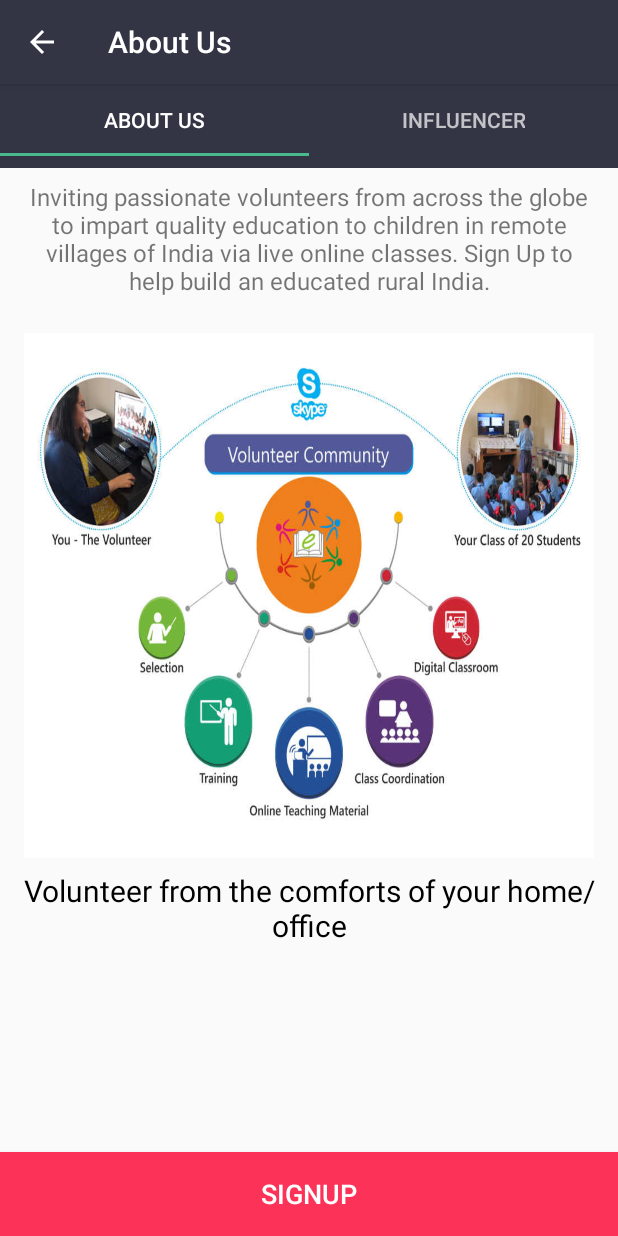
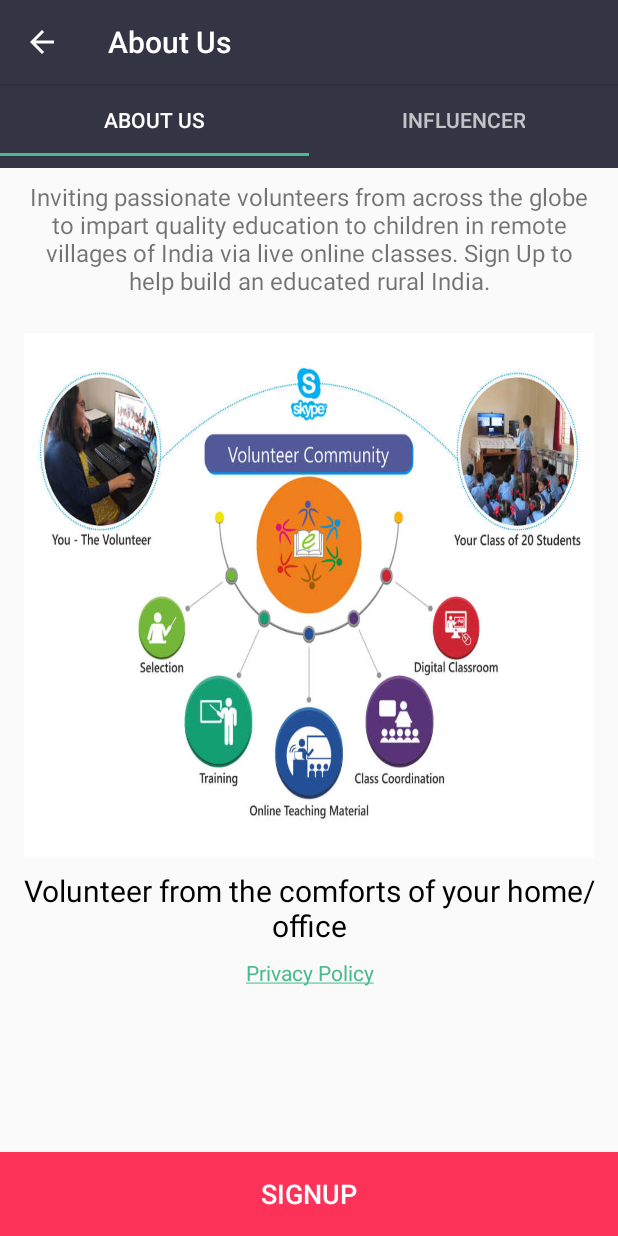
Before and after one commit to headrun/evdandroid, an Android app: the AboutUsFragment screen opened directly, with no data from a screen before it, on a phone screen of 412 x 824 dp. Run offline under Robolectric (Android 15) with nearby library versions, the phone set to English and light mode, and no system bars; our stand-ins replace Volley; libraries missing offline, so code that uses them is left out: com.afollestad.materialdialogs, com.facebook, com.facebook.login; network calls fail; 1 statement that could not run was skipped.

Commit message:
Added Privacy Policy link.

```diff
--- a/app/src/main/AndroidManifest.xml
+++ b/app/src/main/AndroidManifest.xml
@@ -143,6 +143,10 @@
             android:screenOrientation="portrait"
             android:theme="@style/AppTheme1"/>
 
+        <activity android:name=".activity.homePage.PrivacyPolicyActivity"
+            android:screenOrientation="portrait"
+            android:theme="@style/AppTheme1"/>
+
     </application>
 
 </manifest>
--- a/app/src/main/java/com/headrun/evidyaloka/activity/homePage/AboutUsFragment.java
+++ b/app/src/main/java/com/headrun/evidyaloka/activity/homePage/AboutUsFragment.java
@@ -9,6 +9,7 @@ import android.view.LayoutInflater;
 import android.view.View;
 import android.view.ViewGroup;
 import android.widget.Button;
+import android.widget.TextView;
 
 import com.headrun.evidyaloka.R;
 import com.headrun.evidyaloka.activity.auth.LoginActivity;
@@ -17,6 +18,7 @@ import com.headrun.evidyaloka.utils.Utils;
 
 public class AboutUsFragment extends Fragment implements View.OnClickListener {
     private Button signUp;
+    private TextView privacyPolicy;
 
     public static AboutUsFragment newInstance(){
         return new AboutUsFragment();
@@ -26,7 +28,11 @@ public class AboutUsFragment extends Fragment implements View.OnClickListener {
     public View onCreateView(@NonNull LayoutInflater inflater, @Nullable ViewGroup container, @Nullable Bundle savedInstanceState) {
         View view=inflater.inflate(R.layout.about_us_fragment,container,false);
         signUp=view.findViewById(R.id.sign_up);
+        privacyPolicy=view.findViewById(R.id.privacy_policy);
+
         signUp.setOnClickListener(this);
+        privacyPolicy.setOnClickListener(this);
+
         Utils utils=new Utils(getActivity());
         if (utils.userSession.getIsLogin()){
             signUp.setVisibility(View.GONE);
@@ -44,7 +50,10 @@ public class AboutUsFragment extends Fragment implements View.OnClickListener {
                 Intent intent=new Intent(getActivity(),LoginActivity.class);
                 intent.putExtra("signUp",Constants.SIGNUP);
                 startActivity(intent);
-
+                break;
+            case R.id.privacy_policy:
+                startActivity(new Intent(getActivity(),PrivacyPolicyActivity.class));
+                break;
         }
     }
 }
--- a/app/src/main/res/layout/about_us_fragment.xml
+++ b/app/src/main/res/layout/about_us_fragment.xml
@@ -62,6 +62,23 @@
         app:layout_constraintStart_toStartOf="parent"
         app:layout_constraintTop_toBottomOf="@+id/imageView" />
 
+    <TextView
+        android:id="@+id/privacy_policy"
+        android:layout_width="0dp"
+        android:layout_height="wrap_content"
+        android:layout_marginStart="8dp"
+        android:layout_marginLeft="8dp"
+        android:layout_marginTop="8dp"
+        android:layout_marginEnd="8dp"
+        android:textSize="14sp"
+        android:textColor="@color/colorBottomNavigationAccent"
+        android:layout_marginRight="8dp"
+        android:gravity="center_horizontal"
+        android:text="@string/privacy_policy"
+        app:layout_constraintEnd_toEndOf="parent"
+        app:layout_constraintStart_toStartOf="parent"
+        app:layout_constraintTop_toBottomOf="@+id/textView4" />
+
     <Button
         android:id="@+id/sign_up"
         android:layout_width="0dp"
--- a/app/src/main/res/values/colors.xml
+++ b/app/src/main/res/values/colors.xml
@@ -45,6 +45,7 @@
     <color name="demand_teaching_color">#23527c</color>
     <color name="demand_more_needed_color">#34cc67</color>
     <color name="teach_now">#ff167ffc</color>
+    <color name="privacy_policy">#ff167ffc</color>
     <color name="profile_bg">#d3d6db</color>
 
     <color name="demand_slot_background">#ff8de1c1</color>
--- a/app/src/main/res/values/strings.xml
+++ b/app/src/main/res/values/strings.xml
@@ -267,6 +267,7 @@
     <string name="home">Home</string>
     <string name="about_us_invite">Inviting passionate volunteers from across the globe to impart quality education to children in remote villages of India via live online classes. Sign Up to help build an educated rural India.</string>
     <string name="about_us_volunteer">Volunteer from the comforts of your home/office</string>
+    <string name="privacy_policy"><u>Privacy Policy</u></string>
     <string name="enroll">enroll</string>
     <string name="enter_valid_email">Enter valid email</string>
 
@@ -331,5 +332,6 @@
     </string-array>
 
     <string name="enfluencer_enrollment_title">eNFLUENCER Enrollment</string>
+    <string name="privacy_policy_url">https://www.evidyaloka.org/policies</string>
 
 </resources>
```
Also changed, not shown: app/build.gradle (+8 -8 lines), app/src/main/java/com/headrun/evidyaloka/activity/auth/LoginActivity.java (+7 -0 lines), app/src/main/java/com/headrun/evidyaloka/activity/homePage/PrivacyPolicyActivity.java (added, +73 -0 lines), app/src/main/res/layout/activity_privacy_policy.xml (added, +26 -0 lines), app/src/main/res/layout/activty_login.xml (+11 -0 lines).
